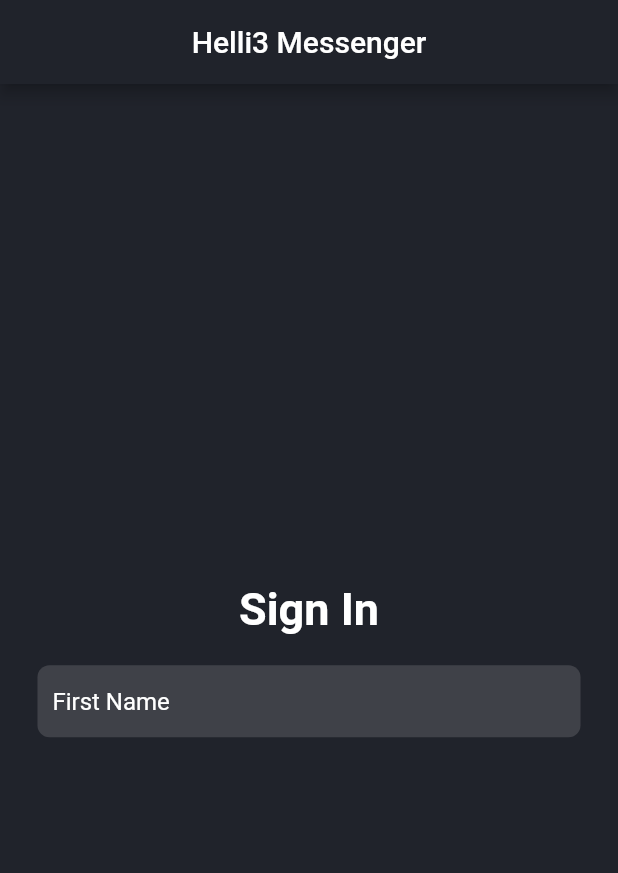
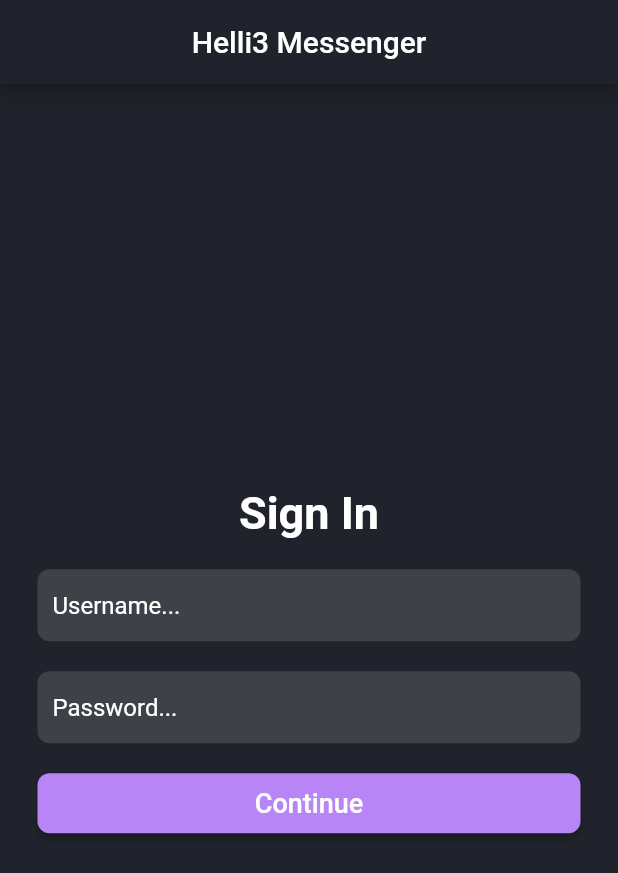
Before and after one commit to IGamesI/helli3chat_flutter, a Flutter app: the screen it shows after launch, on a phone screen of 412 x 824 dp. Shown: the top 873 px of the screen. Run offline on Flutter 3.47's test engine with Material 2 defaults, Android fonts, the phone set to English and light mode, and no system bars; missing offline and left inert: requests.

Commit message:
Finished Login Page

```diff
--- a/lib/Pages/loginPage.dart
+++ b/lib/Pages/loginPage.dart
@@ -21,7 +21,8 @@ class LoginPage extends State<LoginPageState> {
     double width = MediaQuery.of(context).size.width;
     double height = MediaQuery.of(context).size.height;
 
-    TextEditingController fNameInputController = TextEditingController();
+    TextEditingController usernameInputController = TextEditingController();
+    TextEditingController passwordInputController = TextEditingController();
     String fName;
 
     return Scaffold(
@@ -58,7 +59,7 @@ class LoginPage extends State<LoginPageState> {
                                     borderRadius: BorderRadius.circular(8), color: darkTheme.secondryBackgroundColor),
                                 child: TextField(
                                     cursorColor: darkTheme.primaryColor,
-                                    controller: fNameInputController,
+                                    controller: usernameInputController,
 
                                     keyboardType: TextInputType.text,
                                     maxLines: null,
@@ -69,7 +70,7 @@ class LoginPage extends State<LoginPageState> {
                                     ),
                                     decoration: InputDecoration(
                                       contentPadding: EdgeInsets.fromLTRB(10, 0, 10, 0),
-                                      hintText: "First Name",
+                                      hintText: "Username...",
                                       hintStyle: TextStyle(
                                         color: darkTheme.textColor
                                       ),
@@ -102,6 +103,84 @@ class LoginPage extends State<LoginPageState> {
                                 ),
                               ),
                             ),
+                          ),
+                          Flexible(
+                            child: Container(
+                              margin: EdgeInsets.fromLTRB(0, 20, 0, 0),
+                              padding: EdgeInsets.fromLTRB(25, 0, 25, 0),
+                              child: Container(
+                                decoration: BoxDecoration(
+                                    borderRadius: BorderRadius.circular(8), color: darkTheme.secondryBackgroundColor),
+                                child: TextField(
+                                  cursorColor: darkTheme.primaryColor,
+                                  controller: passwordInputController,
+
+                                  keyboardType: TextInputType.text,
+                                  obscureText: true,
+                                  enableSuggestions: false,
+                                  autocorrect: false,
+                                  style: TextStyle(
+                                    color: darkTheme.textColor,
+                                    leadingDistribution: TextLeadingDistribution.even,
+
+                                  ),
+                                  decoration: InputDecoration(
+                                    contentPadding: EdgeInsets.fromLTRB(10, 0, 10, 0),
+                                    hintText: "Password...",
+                                    hintStyle: TextStyle(
+                                        color: darkTheme.textColor
+                                    ),
+                                    border: InputBorder.none,
+
+                                    focusedBorder: OutlineInputBorder(
+                                      borderRadius: BorderRadius.all(Radius.circular(8)),
+                                      borderSide: BorderSide(
+                                        color: darkTheme.primaryColor,
+                                        width: 3,
+                                      ),
+
+                                    ),
+                                  ),
+                                  // onChanged: (text) {
+                                  //   setState(() {
+                                  //     fName = text;
+                                  //     //you can access nameController in its scope to get
+                                  //     // the value of text entered as shown below
+                                  //     //fullName = nameController.text;
+                                  //   });
+                                  // }
+                                  // onTap: () async {
+                                  //   if (messageScrollController.position.maxScrollExtent == messageScrollController.offset) {
+                                  //     await Future.delayed(Duration(milliseconds: 185));
+                                  //     scrollToMessageListBottom();
+                                  //   }
+                                  //
+                                  // },
+                                ),
+                              ),
+                            ),
+                          ),
+                          Container(
+                            margin: EdgeInsets.fromLTRB(0, 20, 0, 0),
+                            child: SizedBox(
+                                width: width,
+                                height: 40,
+                                child: Container(
+                                  padding: EdgeInsets.fromLTRB(25, 0, 25, 0),
+
+                                  child: ElevatedButton(
+                                      onPressed: () => {},
+                                      style: ElevatedButton.styleFrom(
+                                        primary: darkTheme.primaryColor,
+                                        shape: RoundedRectangleBorder(
+                                          borderRadius: BorderRadius.circular(8), // <-- Radius
+                                        ),
+                                      ),
+
+                                      child: Text("Continue", style: TextStyle(fontSize: 18),)
+                                  ),
+                                )
+                            ),
                           )
                         ],
                       )
```
